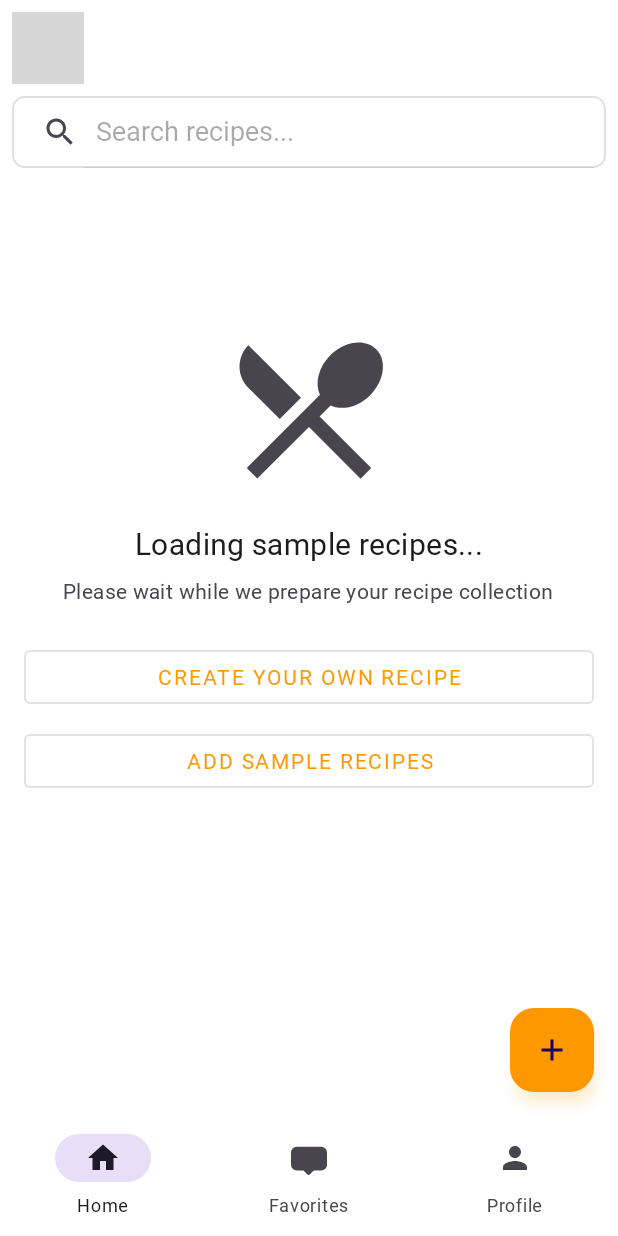
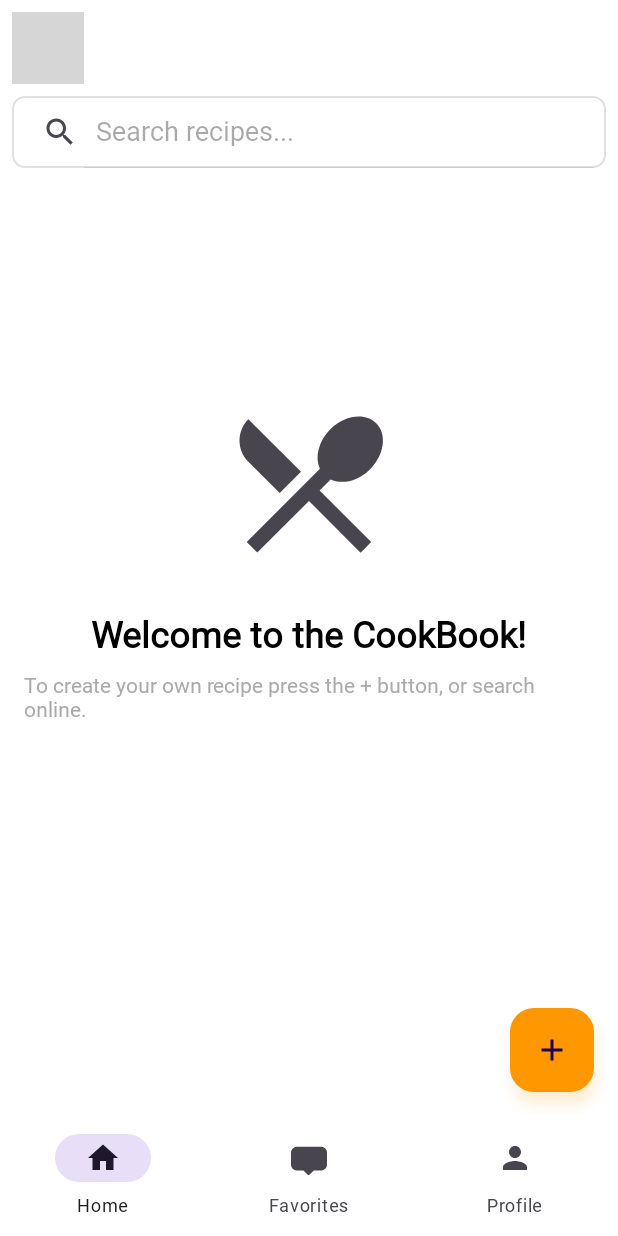
Before and after one commit to ayezix/CookBook, an Android app: the HomeFragment screen opened directly, with no data from a screen before it, on a phone screen of 412 x 824 dp. Run offline under Robolectric (Android 15) with nearby library versions, the phone set to English and light mode, and no system bars; our stand-ins replace Firebase (no records; nobody signed in at launch, a user with empty details on screens opened directly); pictures from the network do not load; grey boxes are pictures that could not be loaded.

Commit message:
Remove sample recipes, improve empty state UI, and filter out invalid recipes

```diff
--- a/app/src/main/java/com/example/cookbook/ui/home/HomeFragment.java
+++ b/app/src/main/java/com/example/cookbook/ui/home/HomeFragment.java
@@ -58,6 +58,12 @@ public class HomeFragment extends Fragment implements RecipeFilterDialog.OnFilte
         setupRecyclerView();
         setupSearchView();
         setupClickListeners();
+        loadRecipes();
+    }
+
+    @Override
+    public void onResume() {
+        super.onResume();
         loadRecipes();
     }
 
@@ -139,32 +145,30 @@ public class HomeFragment extends Fragment implements RecipeFilterDialog.OnFilte
         if (binding == null) {
             return;
         }
+        // Filter out null or invalid recipes
+        List<Recipe> validRecipes = new ArrayList<>();
+        for (Recipe recipe : recipes) {
+            if (recipe != null && recipe.getTitle() != null && !recipe.getTitle().trim().isEmpty()
+                    && recipe.getIngredients() != null && !recipe.getIngredients().isEmpty()) {
+                validRecipes.add(recipe);
+            }
+        }
         if (recipeAdapter != null) {
-            recipeAdapter.updateRecipes(recipes);
+            recipeAdapter.updateRecipes(validRecipes);
         }
-        updateEmptyState(recipes.isEmpty());
+        updateEmptyState(validRecipes.isEmpty());
     }
 
     private void setupClickListeners() {
         binding.fabAddRecipe.setOnClickListener(v ->
             startActivity(new Intent(requireContext(), AddRecipeActivity.class)));
 
-        binding.btnAddSampleRecipes.setOnClickListener(v -> {
-            binding.progressBar.setVisibility(View.VISIBLE);
-            firebaseManager.addSampleRecipes()
-                .addOnSuccessListener(aVoid -> {
-                    Toast.makeText(requireContext(), "Sample recipes added successfully", Toast.LENGTH_SHORT).show();
-                    loadRecipes();
-                })
-                .addOnFailureListener(e -> {
-                    binding.progressBar.setVisibility(View.GONE);
-                    Toast.makeText(requireContext(), "Failed to add sample recipes", Toast.LENGTH_SHORT).show();
-                });
-        });
-
-        // Add click listener for the Create Recipe button in empty state
-        binding.btnCreateRecipe.setOnClickListener(v ->
-            startActivity(new Intent(requireContext(), AddRecipeActivity.class)));
+        // Remove Add Sample Recipes button and related click listener
+        // Remove any Toasts or messages about sample recipes
+        // Remove any code that calls addSampleRecipes or addSampleRecipesIfNeeded
+        // Remove logic that adds sample recipes if the user's recipe list is empty
+        // Remove references to btnAddSampleRecipes in setupClickListeners and layout
+        // Remove any logic that mentions sample recipes in loadRecipes()
 
         // Add filter button click listener
         binding.btnFilter.setOnClickListener(v -> showFilterDialogWithOptions());
@@ -240,40 +244,12 @@ public class HomeFragment extends Fragment implements RecipeFilterDialog.OnFilte
                 }
 
                 // If user has no recipes, add sample recipes only if not already added
-                if (allRecipes.isEmpty()) {
-                    firebaseManager.addSampleRecipesIfNeeded()
-                        .addOnSuccessListener(aVoid -> {
-                            // Reload recipes after adding samples (if needed)
-                            firebaseManager.getUserRecipes()
-                                .addOnSuccessListener(newDocs -> {
-                                    allRecipes.clear();
-                                    for (QueryDocumentSnapshot doc : newDocs) {
-                                        Recipe recipe = doc.toObject(Recipe.class);
-                                        recipe.setId(doc.getId());
-                                        allRecipes.add(recipe);
-                                    }
-                                    recipeAdapter.updateRecipes(allRecipes);
-                                    updateEmptyState(allRecipes.isEmpty());
-                                    binding.progressBar.setVisibility(View.GONE);
-                                })
-                                .addOnFailureListener(e -> {
-                                    android.util.Log.e("HomeFragment", "Failed to load recipes after adding samples", e);
-                                    Toast.makeText(requireContext(), "Failed to load recipes", Toast.LENGTH_SHORT).show();
-                                    binding.progressBar.setVisibility(View.GONE);
-                                    updateEmptyState(true);
-                                });
-                        })
-                        .addOnFailureListener(e -> {
-                            android.util.Log.e("HomeFragment", "Failed to add sample recipes", e);
-                            Toast.makeText(requireContext(), "Failed to add sample recipes", Toast.LENGTH_SHORT).show();
-                            binding.progressBar.setVisibility(View.GONE);
-                            updateEmptyState(true);
-                        });
-                } else {
-                    recipeAdapter.updateRecipes(allRecipes);
-                    updateEmptyState(false);
-                    binding.progressBar.setVisibility(View.GONE);
-                }
+                // Remove any logic that adds sample recipes if the user's recipe list is empty
+                // Remove references to btnAddSampleRecipes in setupClickListeners and layout
+                // Remove any logic that mentions sample recipes in loadRecipes()
+                recipeAdapter.updateRecipes(allRecipes);
+                updateEmptyState(allRecipes.isEmpty());
+                binding.progressBar.setVisibility(View.GONE);
             })
             .addOnFailureListener(e -> {
                 android.util.Log.e("HomeFragment", "Failed to load recipes", e);
--- a/app/src/main/res/layout/fragment_home.xml
+++ b/app/src/main/res/layout/fragment_home.xml
@@ -63,36 +63,24 @@
             app:tint="?android:textColorSecondary" />
 
         <TextView
+            android:id="@+id/tvWelcome"
             android:layout_width="wrap_content"
             android:layout_height="wrap_content"
-            android:layout_marginTop="16dp"
-            android:text="Loading sample recipes..."
-            android:textAppearance="?attr/textAppearanceHeadline6" />
+            android:text="Welcome to the CookBook!"
+            android:textSize="24sp"
+            android:textStyle="bold"
+            android:layout_marginTop="24dp"
+            android:textColor="@android:color/black" />
 
         <TextView
+            android:id="@+id/tvCreateHint"
             android:layout_width="wrap_content"
             android:layout_height="wrap_content"
+            android:text="To create your own recipe press the + button, or search online."
+            android:textSize="14sp"
             android:layout_marginTop="8dp"
-            android:text="Please wait while we prepare your recipe collection"
-            android:textAppearance="?attr/textAppearanceBody2"
-            android:textColor="?android:textColorSecondary"
-            android:gravity="center" />
+            android:textColor="@android:color/darker_gray" />
 
-        <Button
-            android:id="@+id/btnCreateRecipe"
-            android:layout_width="match_parent"
-            android:layout_height="wrap_content"
-            android:layout_marginTop="24dp"
-            android:text="Create Your Own Recipe"
-            style="@style/Widget.MaterialComponents.Button.OutlinedButton" />
-
-        <Button
-            android:id="@+id/btnAddSampleRecipes"
-            android:layout_width="match_parent"
-            android:layout_height="wrap_content"
-            android:layout_marginTop="8dp"
-            android:text="Add Sample Recipes"
-            style="@style/Widget.MaterialComponents.Button.OutlinedButton" />
     </LinearLayout>
 
     <com.google.android.material.floatingactionbutton.FloatingActionButton
```
Also changed, not shown: app/src/main/java/com/example/cookbook/ui/home/RecipeAdapter.java (+32 -3 lines), app/src/main/java/com/example/cookbook/util/FirebaseManager.java (+21 -124 lines).
